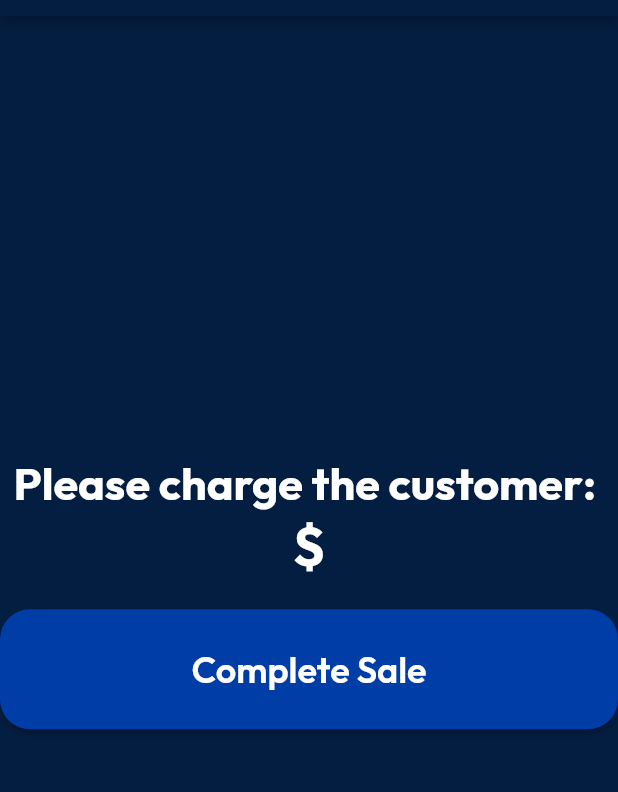
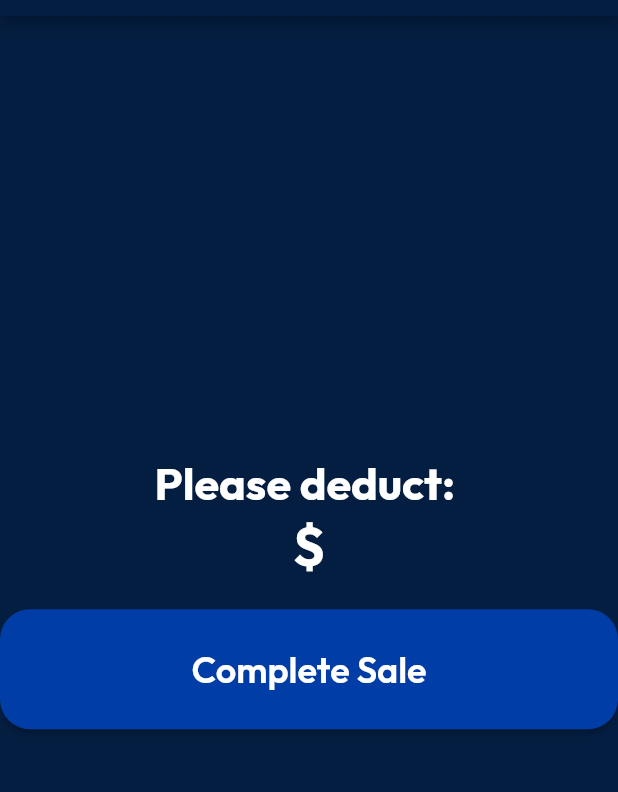
Before and after one commit to PontisDigital/allowance_merchant_app, a Flutter app: the CompleteSale screen opened directly with empty values, on a phone screen of 412 x 824 dp, the part 68-860 px from its top. Run offline on Flutter 3.47's test engine with Material 2 defaults, Android fonts, the phone set to English and light mode, and no system bars; our stand-ins replace firebase_auth, firebase_core, google_fonts; missing offline and left inert: dart:html, qr_code_scanner; accounts and stored records are empty.

Commit message:
change it to deduction

```diff
--- a/lib/complete_sale_screen.dart
+++ b/lib/complete_sale_screen.dart
@@ -89,7 +89,7 @@ class _CompleteSaleState extends State<CompleteSale> {
         mainAxisAlignment: MainAxisAlignment.center,
         children: <Widget>[
           Text(
-            "Please charge the customer: ",
+            "Please deduct: ",
             style: SafeGoogleFont(
               'Outfit',
               fontSize: 30,
```
